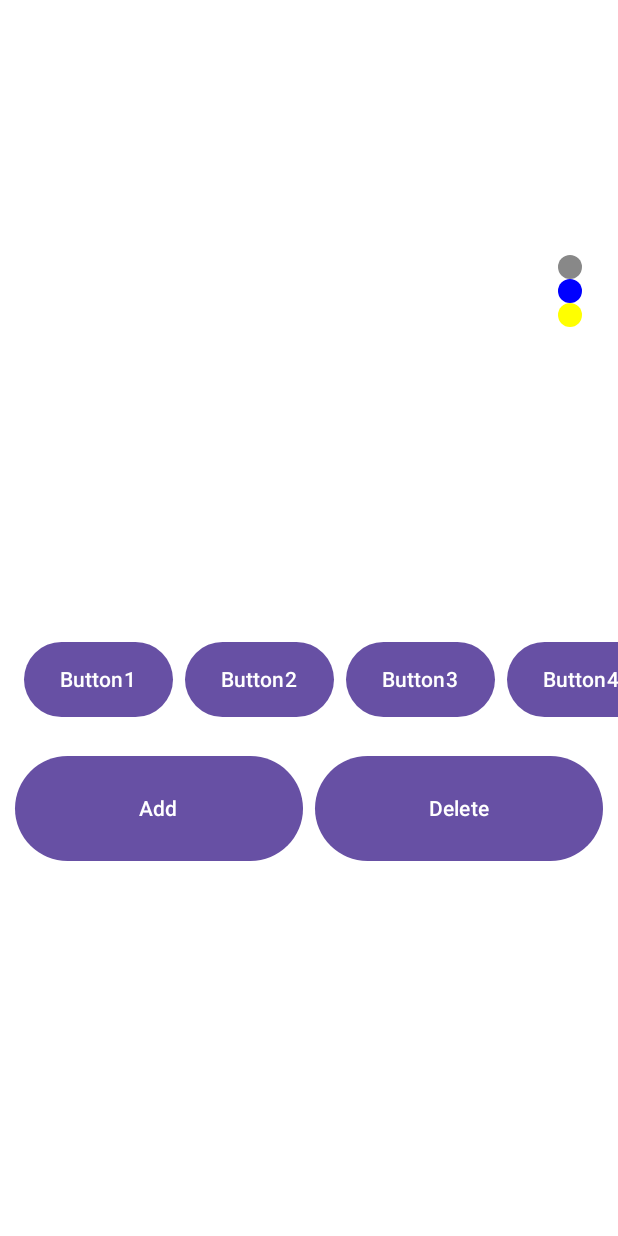
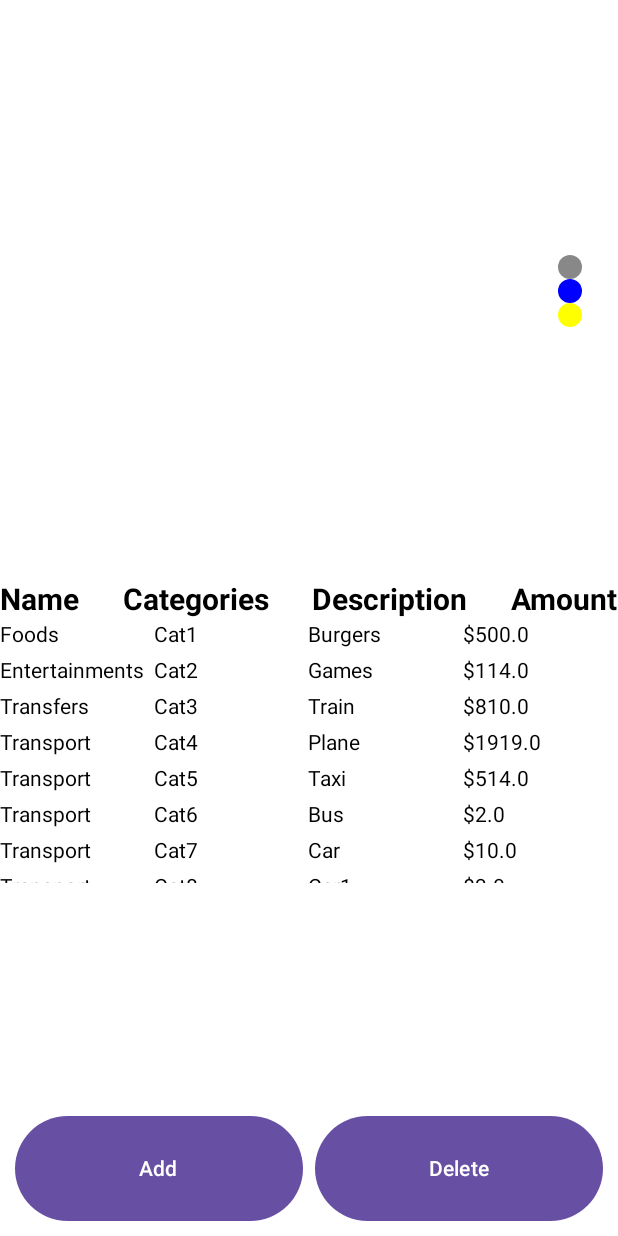
Before and after one commit to Thelilrex/Seamless, an Android app built with Jetpack Compose: the @Preview function PersonalIncomesScreenPreview, on a phone screen of 412 x 824 dp. Run offline under Robolectric (Android 15) with nearby library versions, the phone set to English and light mode, and no system bars.

Commit message:
Done with Browser screen

```diff
--- a/app/src/main/java/com/example/seamless/MainActivity.kt
+++ b/app/src/main/java/com/example/seamless/MainActivity.kt
@@ -51,7 +51,7 @@ class MainActivity : ComponentActivity() {
                     modifier = Modifier.fillMaxSize(),
                     color = MaterialTheme.colorScheme.background
                 ) {
-                    AddCatagories()
+                    PersonalIncomesScreen()
                 }
             }
         }
--- a/app/src/main/java/com/example/seamless/ui/screens/IncomeStatementTracks.kt
+++ b/app/src/main/java/com/example/seamless/ui/screens/IncomeStatementTracks.kt
@@ -115,7 +115,6 @@ fun ExpensesLayout(expenseItems: List<ExpenseItem>)
     }
 }
 
-
 data class RevenueItem(val name: String, val amount: Double)
 data class ExpenseItem(val name: String, val amount: Double)
 @Preview
--- a/app/src/main/java/com/example/seamless/ui/screens/PersonalIncomeScreen.kt
+++ b/app/src/main/java/com/example/seamless/ui/screens/PersonalIncomeScreen.kt
@@ -16,26 +16,45 @@ import androidx.compose.foundation.layout.Column
 import androidx.compose.foundation.layout.Row
 import androidx.compose.foundation.layout.Spacer
 import androidx.compose.foundation.layout.aspectRatio
+import androidx.compose.foundation.layout.fillMaxHeight
 import androidx.compose.foundation.layout.fillMaxSize
 import androidx.compose.foundation.layout.height
 import androidx.compose.foundation.layout.size
 import androidx.compose.foundation.layout.width
+import androidx.compose.foundation.lazy.LazyColumn
+import androidx.compose.foundation.lazy.items
 import androidx.compose.foundation.rememberScrollState
 import androidx.compose.foundation.shape.CircleShape
 import androidx.compose.foundation.text.KeyboardOptions
 import androidx.compose.material3.Button
+import androidx.compose.material3.Divider
 import androidx.compose.material3.OutlinedTextField
 import androidx.compose.material3.Text
 import androidx.compose.runtime.mutableStateOf
 import androidx.compose.runtime.remember
 import androidx.compose.ui.Alignment
 import androidx.compose.ui.geometry.Size
+import androidx.compose.ui.text.TextStyle
+import androidx.compose.ui.text.font.FontWeight
 import androidx.compose.ui.text.input.KeyboardType
 import androidx.compose.ui.tooling.preview.Preview
+import androidx.compose.ui.unit.sp
 import androidx.compose.ui.window.Dialog
 
 @Composable
 fun PersonalIncomesScreen() {
+    var browseItem = listOf(
+        BrowseItem(1, "Foods", "Cat1", "Burgers", 500.0),
+        BrowseItem(2, "Entertainments", "Cat2", "Games", 114.0),
+        BrowseItem(3, "Transfers", "Cat3", "Train", 810.0),
+        BrowseItem(4, "Transport", "Cat4", "Plane", 1919.0),
+        BrowseItem(5, "Transport", "Cat5", "Taxi", 514.0),
+        BrowseItem(6, "Transport", "Cat6", "Bus", 2.0),
+        BrowseItem(7, "Transport", "Cat7", "Car", 10.0),
+        BrowseItem(8, "Transport", "Cat8", "Car1", 3.0),
+        BrowseItem(9, "Transport", "Cat9", "Car2", 2.0),
+        BrowseItem(10, "Transport", "Cat10", "Car3", 14.0),
+    )
     val showDialog = remember { mutableStateOf(false) }
     val buttonDouble1 = remember { mutableStateOf(0.0) }
 
@@ -54,7 +73,7 @@ fun PersonalIncomesScreen() {
     val pieChartColors = listOf(Color.Gray, Color.Blue, Color.Yellow)
     val incomeTypes = listOf(incomeType1.value, incomeType2.value, incomeType3.value)
 
-    Column {
+    Column(modifier = Modifier.fillMaxHeight()) {
 
         Column {
             Column(modifier = Modifier.weight(1f)) {
@@ -72,68 +91,10 @@ fun PersonalIncomesScreen() {
                         modifier = Modifier.align(Alignment.CenterVertically)
                     )
                 }
-//                LazyColumn {
-//                    item {
-//                        PersonalIncomesPieChart(
-//                            data = pieChartData,
-//                            colors = pieChartColors,
-//                            modifier = Modifier.fillMaxSize()
-//                        )
-//                    }
-//                }
+                BrowseItemsLayout(browseItem)
             }
-            Column(modifier = Modifier.weight(1f)) {
-                Row(
-                    modifier = Modifier
-                        .horizontalScroll(rememberScrollState())
-                        .padding(16.dp).height(50.dp),
-                    horizontalArrangement = Arrangement.spacedBy(8.dp)
-                ) {
-
-                    Button(modifier = Modifier.height(50.dp),
-                        onClick = {  }) {
-                        Text("Button1")
-                    }
-                    Button(modifier = Modifier.height(50.dp),
-                        onClick = { /* onclick */ }) {
-                        Text("Button2")
-                    }
-                    Button(modifier = Modifier.height(50.dp),
-                        onClick = { /* onclick */ }) {
-                        Text("Button3")
-                    }
-                    Button(modifier = Modifier.height(50.dp),
-                        onClick = { /* onclick */ }) {
-                        Text("Button4")
-                    }
-                    Button(modifier = Modifier.height(50.dp),
-                        onClick = { /* onclick */ }) {
-                        Text("Button5")
-                    }
-                    Button(modifier = Modifier.height(50.dp),
-                        onClick = { /* onclick */ }) {
-                        Text("Add+")
-                    }
-                }
-//                Row(
-//                    modifier = Modifier.fillMaxWidth(),
-//                    horizontalArrangement = Arrangement.SpaceBetween
-//                ) {
-//                    OutlinedTextField(
-//                        value = incomeType1.value,
-//                        onValueChange = { incomeType1.value = it },
-//                        label = { Text("Income1") },
-//                        modifier = Modifier.weight(1f)
-//                    )
-//                    Spacer(modifier = Modifier.width(8.dp))
-//                    OutlinedTextField(
-//                        keyboardOptions = KeyboardOptions(keyboardType = KeyboardType.Number),
-//                        value = incomeValue1.value,
-//                        onValueChange = { incomeValue1.value = it },
-//                        label = { Text("Value1") },
-//                        modifier = Modifier.weight(1f)
-//                    )
-//                }
+            Column(modifier = Modifier.weight(0.4f)) {
+                Spacer(modifier = Modifier.weight(1f))
                 Row(
                     modifier = Modifier
                         .fillMaxWidth()
@@ -254,6 +215,50 @@ fun PersonalIncomeLegend(incomeTypes: List<String>, colors: List<Color>, modifie
 }
 
 @Composable
+fun BrowseItemsLayout(browseItems: List<BrowseItem>) {
+    Column {
+        Row(
+            modifier = Modifier.fillMaxWidth(),
+            horizontalArrangement = Arrangement.SpaceBetween
+        ) {
+            Text(
+                text = "Name",
+                style = TextStyle(fontWeight = FontWeight.Bold, fontSize = 20.sp)
+            )
+            Text(
+                text = "Categories",
+                style = TextStyle(fontWeight = FontWeight.Bold, fontSize = 20.sp)
+            )
+            Text(
+                text = "Description",
+                style = TextStyle(fontWeight = FontWeight.Bold, fontSize = 20.sp)
+            )
+            Text(
+                text = "Amount",
+                style = TextStyle(fontWeight = FontWeight.Bold, fontSize = 20.sp)
+            )
+        }
+    }
+    LazyColumn{
+        items(browseItems) { item ->
+            Row(
+                modifier = Modifier
+                    .fillMaxWidth()
+                    .padding(vertical = 4.dp),
+                horizontalArrangement = Arrangement.SpaceBetween
+            ) {
+                Text(text = item.name, modifier = Modifier.weight(1f))
+                Text(text = item.categories, modifier = Modifier.weight(1f))
+                Text(text = item.description, modifier = Modifier.weight(1f))
+                Text(text = "$${item.amount}", modifier = Modifier.weight(1f))
+            }
+        }
+    }
+}
+data class BrowseItem(val setNumber: Int, val name: String, val categories: String,
+                      val description: String, val amount: Double)
+
+@Composable
 @Preview
 fun PersonalIncomesScreenPreview()
 {
```
